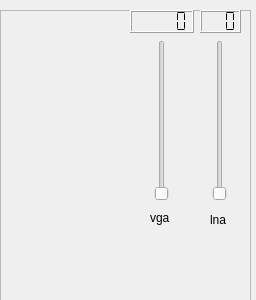
Above: devices/hackrf-handler/hackrf-widget.ui from JvanKatwijk/sdr-j-spectrumviewer before the change. Below: the same form after it.
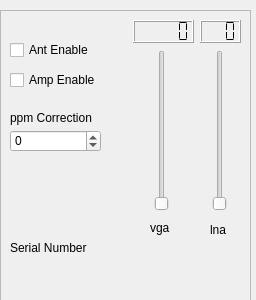
That is the form after the change.

Commit message: added high frequency support for the hackrf

Diff of the .ui file:
```diff
--- a/devices/hackrf-handler/hackrf-widget.ui
+++ b/devices/hackrf-handler/hackrf-widget.ui
@@ -45,7 +45,7 @@
     <property name="geometry">
      <rect>
       <x>210</x>
-      <y>30</y>
+      <y>40</y>
       <width>20</width>
       <height>161</height>
      </rect>
@@ -61,7 +61,7 @@
     <property name="geometry">
      <rect>
       <x>200</x>
-      <y>0</y>
+      <y>10</y>
       <width>41</width>
       <height>23</height>
      </rect>
@@ -90,7 +90,7 @@
     <property name="geometry">
      <rect>
       <x>150</x>
-      <y>30</y>
+      <y>40</y>
       <width>24</width>
       <height>161</height>
      </rect>
@@ -105,9 +105,9 @@
    <widget class="QLCDNumber" name="vgagainDisplay">
     <property name="geometry">
      <rect>
-      <x>130</x>
-      <y>0</y>
-      <width>64</width>
+      <x>133</x>
+      <y>10</y>
+      <width>61</width>
       <height>23</height>
      </rect>
     </property>
@@ -119,7 +119,7 @@
     <property name="geometry">
      <rect>
       <x>150</x>
-      <y>200</y>
+      <y>210</y>
       <width>31</width>
       <height>16</height>
      </rect>
@@ -132,7 +132,7 @@
     <property name="geometry">
      <rect>
       <x>210</x>
-      <y>200</y>
+      <y>210</y>
       <width>31</width>
       <height>20</height>
      </rect>
@@ -145,11 +145,16 @@
     <property name="geometry">
      <rect>
       <x>10</x>
-      <y>220</y>
+      <y>250</y>
       <width>231</width>
       <height>16</height>
      </rect>
     </property>
+    <property name="font">
+     <font>
+      <pointsize>11</pointsize>
+     </font>
+    </property>
     <property name="text">
      <string/>
     </property>
@@ -167,6 +172,77 @@
      <string/>
     </property>
    </widget>
+   <widget class="QCheckBox" name="AntEnableButton">
+    <property name="geometry">
+     <rect>
+      <x>10</x>
+      <y>30</y>
+      <width>91</width>
+      <height>20</height>
+     </rect>
+    </property>
+    <property name="text">
+     <string>Ant Enable</string>
+    </property>
+    <property name="checked">
+     <bool>false</bool>
+    </property>
+   </widget>
+   <widget class="QCheckBox" name="AmpEnableButton">
+    <property name="geometry">
+     <rect>
+      <x>10</x>
+      <y>60</y>
+      <width>101</width>
+      <height>20</height>
+     </rect>
+    </property>
+    <property name="text">
+     <string>Amp Enable</string>
+    </property>
+   </widget>
+   <widget class="QSpinBox" name="ppm_correction">
+    <property name="geometry">
+     <rect>
+      <x>10</x>
+      <y>120</y>
+      <width>91</width>
+      <height>22</height>
+     </rect>
+    </property>
+    <property name="minimum">
+     <number>-100</number>
+    </property>
+    <property name="maximum">
+     <number>100</number>
+    </property>
+   </widget>
+   <widget class="QLabel" name="label">
+    <property name="geometry">
+     <rect>
+      <x>10</x>
+      <y>100</y>
+      <width>111</width>
+      <height>16</height>
+     </rect>
+    </property>
+    <property name="text">
+     <string>ppm Correction</string>
+    </property>
+   </widget>
+   <widget class="QLabel" name="label_4">
+    <property name="geometry">
+     <rect>
+      <x>10</x>
+      <y>230</y>
+      <width>91</width>
+      <height>16</height>
+     </rect>
+    </property>
+    <property name="text">
+     <string>Serial Number</string>
+    </property>
+   </widget>
   </widget>
  </widget>
  <resources/>
```
The commit also changes 13 other files.
